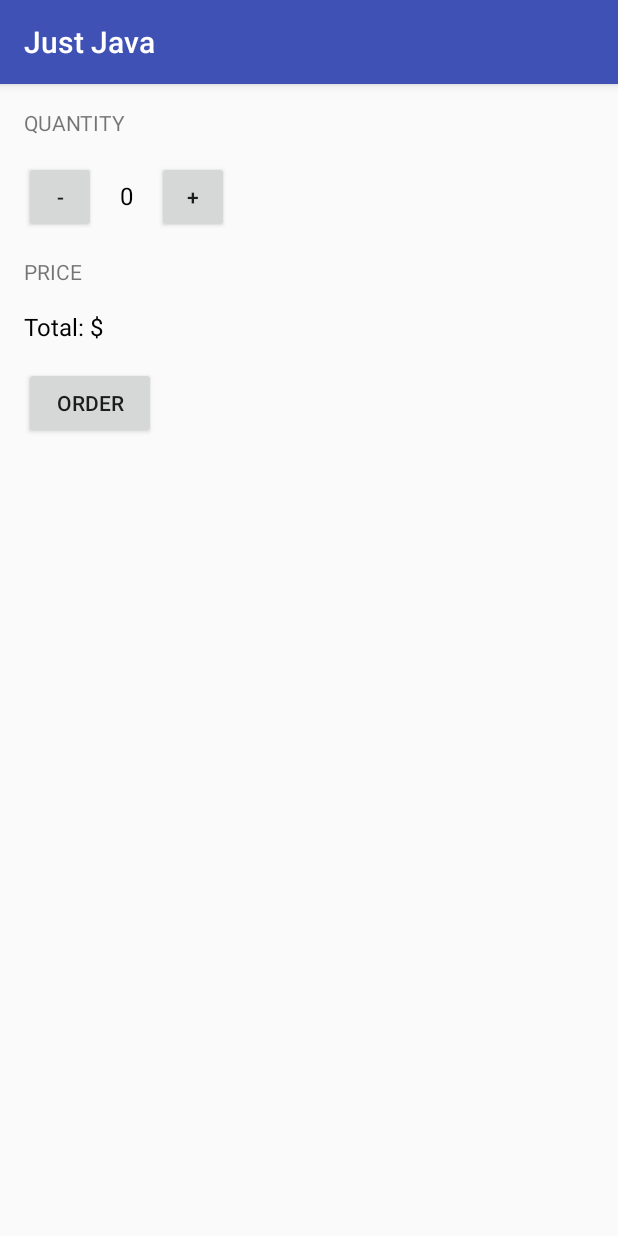
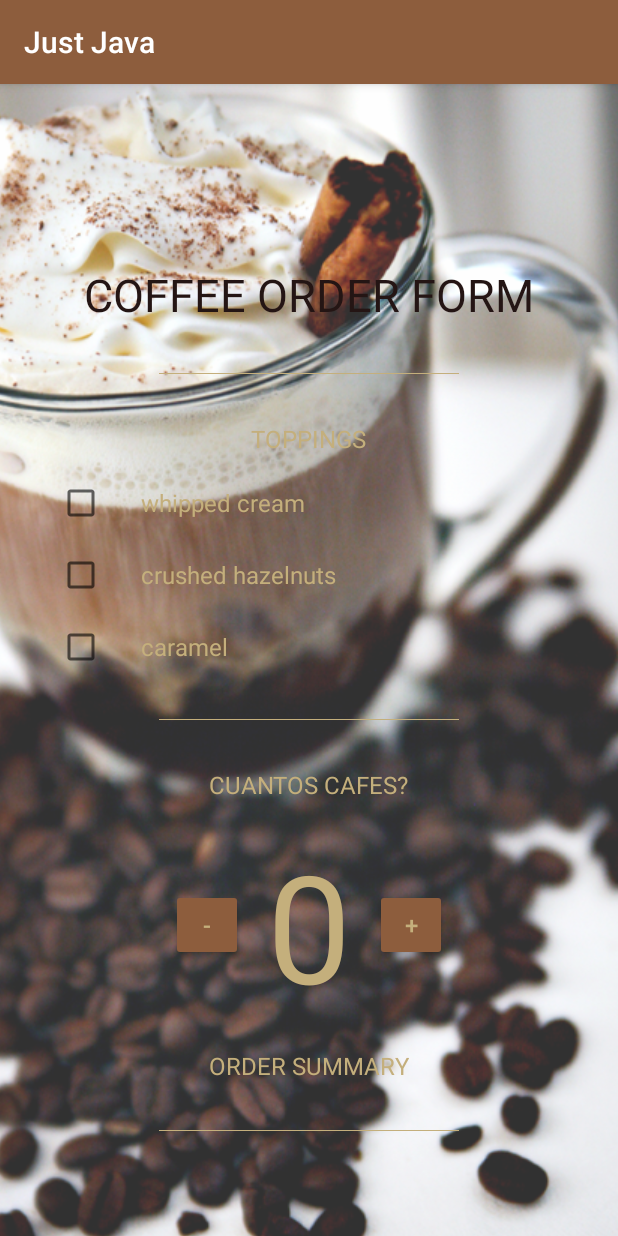
Before and after one commit to corinamarie/just_java, an Android app: the screen it shows after launch (MainActivity), on a phone screen of 412 x 824 dp. Run offline under Robolectric (Android 15) with nearby library versions, the phone set to English and light mode, and no system bars.

Commit message:
adds a lot of things, i can't remember them all, i'm not too good at commit messages yet.

```diff
--- a/app/src/main/java/com/example/corinamariebernstein/justjava/MainActivity.java
+++ b/app/src/main/java/com/example/corinamariebernstein/justjava/MainActivity.java
@@ -1,15 +1,15 @@
 package com.example.corinamariebernstein.justjava;
 
 import android.os.Bundle;
-import android.support.v7.app.ActionBarActivity;
 import android.support.v7.app.AppCompatActivity;
 import android.view.View;
+import android.widget.CheckBox;
 import android.widget.TextView;
-
-import java.text.NumberFormat;
 
 /**
  * This app displays an order form to order coffee.
+ *
+ * @param quantity is a global var that will hold the quanitity of coffees ordered.
  */
 public class MainActivity extends AppCompatActivity {
 
@@ -23,9 +23,14 @@ public class MainActivity extends AppCompatActivity {
 
     /**
      * This method is called when the order button is clicked.
+     * @param hasWhip is grabbing UI status of whipped cream CheckBox
+     * @param priceMessage is the variable that will contain the final message to be displayed after order button is clicked
      */
     public void submitOrder(View view) {
-        String priceMessage = "Total: $" + (quantity * 5);
+
+        CheckBox hasWhip = (CheckBox) findViewById(R.id.whipped_cream);
+
+        String priceMessage = createOrderSummary(calculatePrice(), hasWhip.isChecked());
         displayMessage(priceMessage);
     }
 
@@ -59,18 +64,36 @@ public class MainActivity extends AppCompatActivity {
     }
 
     /**
-     * This method displays the given price on the screen.
+     * This method displays the Order Summary on the screen.
      */
-    private void displayPrice(int number) {
-        TextView priceTextView = (TextView) findViewById(R.id.price_text_view);
-        priceTextView.setText(NumberFormat.getCurrencyInstance().format(number));
+    private int calculatePrice() {
+        return quantity * 5;
+    }
+
+    /**
+     * This method displays the Order Summary on the screen.
+     *
+     * @param priceMessage is the var used to build the post-order message in this method.
+     */
+    private String createOrderSummary(int price, boolean hasWhipCream) {
+        String priceMessage = "Customer name: Corina Marie";
+        priceMessage += "\nQuieres crema? ";
+        if(hasWhipCream == true){
+            priceMessage += "si, por favor";
+        } else {
+            priceMessage += "gracias, pero no lo necessito";
+        }
+        priceMessage += "\nQuantity: " + quantity;
+        priceMessage += "\nTotal: $" + price;
+        priceMessage += "\nGracias!";
+        return priceMessage;
     }
 
     /**
      * This method displays the given text on the screen.
      */
     private void displayMessage(String message) {
-        TextView priceTextView = (TextView) findViewById(R.id.price_text_view);
-        priceTextView.setText(message);
+        TextView orderSummaryTextView = (TextView) findViewById(R.id.order_summary_text_view);
+        orderSummaryTextView.setText(message);
     }
 }
--- a/app/src/main/res/layout/activity_main.xml
+++ b/app/src/main/res/layout/activity_main.xml
@@ -1,19 +1,98 @@
 <?xml version="1.0" encoding="utf-8"?>
-<LinearLayout xmlns:android="http://schemas.android.com/apk/res/android"
+
+<FrameLayout xmlns:android="http://schemas.android.com/apk/res/android"
     xmlns:tools="http://schemas.android.com/tools"
     android:layout_width="match_parent"
     android:layout_height="match_parent"
-    android:paddingBottom="@dimen/activity_vertical_margin"
-    android:paddingLeft="@dimen/activity_horizontal_margin"
-    android:paddingRight="@dimen/activity_horizontal_margin"
-    android:paddingTop="@dimen/activity_vertical_margin"
-    tools:context="com.example.corinamariebernstein.justjava.MainActivity"
-    android:orientation="vertical">
+    tools:context="com.example.corinamariebernstein.justjava.MainActivity" >
+
+    <ImageView
+        android:layout_width="match_parent"
+        android:layout_height="match_parent"
+        android:src="@drawable/java"
+        android:scaleType="center"
+        android:alpha="0.8"/>
+
+    <ScrollView
+        android:layout_width="match_parent"
+        android:layout_height="match_parent">
+
+        <LinearLayout
+            android:layout_width="match_parent"
+            android:layout_height="wrap_content"
+            android:orientation="vertical"
+            android:gravity="center" >
 
             <TextView
                 android:layout_width="wrap_content"
                 android:layout_height="wrap_content"
-        android:text="Quantity"
+                android:text="coffee order form"
+                android:textSize="30sp"
+                android:textColor="#241514"
+                android:layout_marginBottom="16dp"
+                android:layout_marginTop="120dp"
+                android:textAllCaps="true"/>
+
+            <View
+                android:layout_width="200dp"
+                android:layout_height="0.4dp"
+                android:visibility="visible"
+                android:background="#C4AF7C"
+                android:layout_marginBottom="32dp"
+                android:layout_marginTop="16dp"/>
+
+            <TextView
+                android:layout_width="wrap_content"
+                android:layout_height="wrap_content"
+                android:text="toppings"
+                android:layout_marginBottom="16dp"
+                android:textAllCaps="true"/>
+
+            <CheckBox
+                android:layout_width="match_parent"
+                android:layout_height="wrap_content"
+                android:id="@+id/whipped_cream"
+                android:text="whipped cream"
+                android:textColor="#C4AF7C"
+                android:textSize="16sp"
+                android:paddingLeft="24dp"
+                android:layout_marginBottom="16dp"
+                android:layout_marginLeft="25dp"/>
+
+            <CheckBox
+                android:layout_width="match_parent"
+                android:layout_height="wrap_content"
+                android:id="@+id/crushed_hazelnuts"
+                android:text="crushed hazelnuts"
+                android:textColor="#C4AF7C"
+                android:textSize="16sp"
+                android:paddingLeft="24dp"
+                android:layout_marginBottom="16dp"
+                android:layout_marginLeft="25dp"/>
+
+            <CheckBox
+                android:layout_width="match_parent"
+                android:layout_height="wrap_content"
+                android:id="@+id/caramel"
+                android:text="caramel"
+                android:textColor="#C4AF7C"
+                android:textSize="16sp"
+                android:paddingLeft="24dp"
+                android:layout_marginBottom="16dp"
+                android:layout_marginLeft="25dp"/>
+
+            <View
+                android:layout_width="200dp"
+                android:layout_height="0.4dp"
+                android:visibility="visible"
+                android:background="#C4AF7C"
+                android:layout_marginBottom="32dp"
+                android:layout_marginTop="16dp"/>
+
+            <TextView
+                android:layout_width="wrap_content"
+                android:layout_height="wrap_content"
+                android:text="cuantos cafes?"
                 android:layout_marginBottom="16dp"
                 android:textAllCaps="true"/>
 
@@ -21,7 +100,8 @@
                 android:layout_width="match_parent"
                 android:layout_height="wrap_content"
                 android:orientation="horizontal"
-        android:layout_marginBottom="16dp">
+                android:layout_marginBottom="16dp"
+                android:gravity="center">
 
                 <Button
                     android:layout_width="48dp"
@@ -35,9 +115,9 @@
                     android:text="0"
                     android:layout_marginLeft="16dp"
                     android:layout_marginRight="16dp"
-            android:textColor="@android:color/black"
+                    android:textColor="#C4AF7C"
                     android:id="@+id/quantity_text_view"
-            android:textSize="16sp"/>
+                    android:textSize="100sp"/>
 
                 <Button
                     android:layout_width="48dp"
@@ -50,23 +130,43 @@
             <TextView
                 android:layout_width="wrap_content"
                 android:layout_height="wrap_content"
-        android:text="Price"
+                android:text="order summary"
                 android:layout_marginBottom="16dp"
                 android:textAllCaps="true"/>
+
+            <View
+                android:layout_width="200dp"
+                android:layout_height="0.4dp"
+                android:visibility="visible"
+                android:background="#C4AF7C"
+                android:layout_marginBottom="32dp"
+                android:layout_marginTop="16dp" />
 
             <TextView
                 android:layout_width="wrap_content"
                 android:layout_height="wrap_content"
-        android:text="Total: $"
+                android:text=""
                 android:layout_marginBottom="16dp"
-        android:textColor="@android:color/black"
-        android:id="@+id/price_text_view"
-        android:textSize="16sp"/>
+                android:id="@+id/order_summary_text_view"
+                android:textSize="16sp"
+                android:textColor="#C4AF7C" />
+
+            <View
+                android:layout_width="200dp"
+                android:layout_height="0.4dp"
+                android:visibility="visible"
+                android:background="#C4AF7C"
+                android:layout_marginBottom="32dp"
+                android:layout_marginTop="16dp" />
 
             <Button
                 android:layout_width="wrap_content"
                 android:layout_height="wrap_content"
                 android:text="Order"
-        android:onClick="submitOrder"/>
+                android:onClick="submitOrder"
+                android:layout_marginBottom="20dp" />
 
         </LinearLayout>
+
+    </ScrollView>
+</FrameLayout>
--- a/app/src/main/res/values/styles.xml
+++ b/app/src/main/res/values/styles.xml
@@ -3,9 +3,12 @@
     <!-- Base application theme. -->
     <style name="AppTheme" parent="Theme.AppCompat.Light.DarkActionBar">
         <!-- Customize your theme here. -->
-        <item name="colorPrimary">@color/colorPrimary</item>
-        <item name="colorPrimaryDark">@color/colorPrimaryDark</item>
-        <item name="colorAccent">@color/colorAccent</item>
+        <item name="colorPrimary">#8D5D3D</item>
+        <item name="colorPrimaryDark">#C4AF7C</item>
+        <item name="colorAccent">#C4AF7C</item>
+        <item name="android:colorButtonNormal">#8D5D3D</item>
+        <item name="android:textColor">#C4AF7C</item>
+        <item name="android:textSize">16sp</item>
     </style>
 
 </resources>
```
Also changed, not shown: app/src/main/res/drawable/java.png (added), app/src/main/res/drawable/java_crema.jpg (added). Lines whose indentation alone changed are shown as unchanged.
